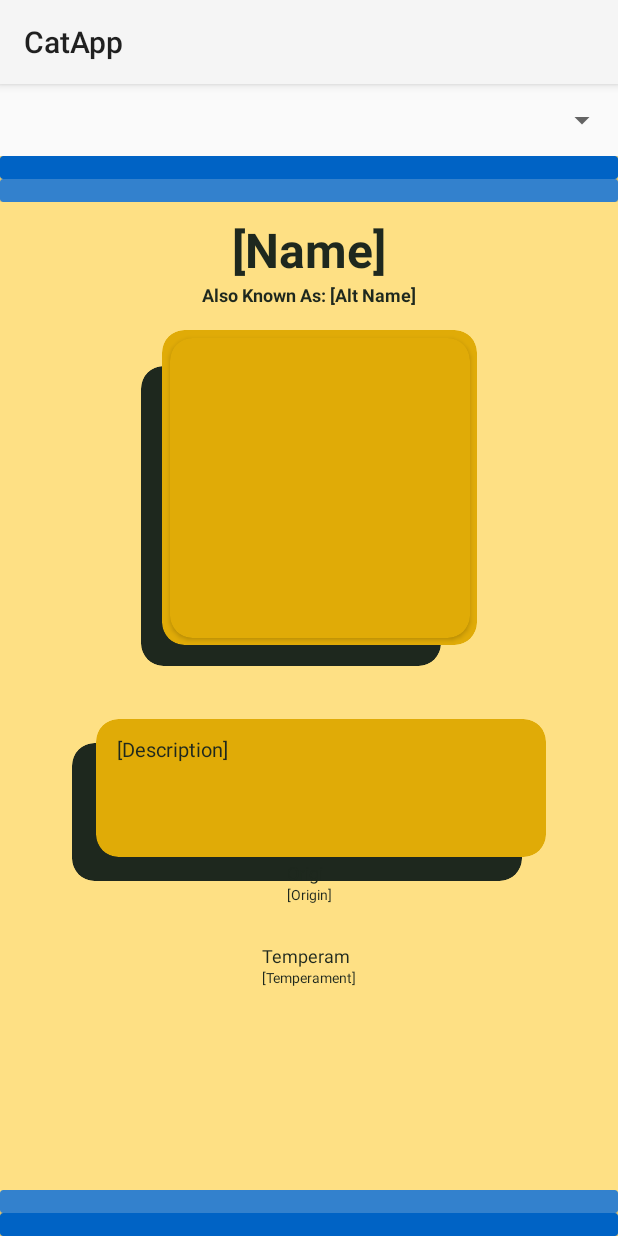
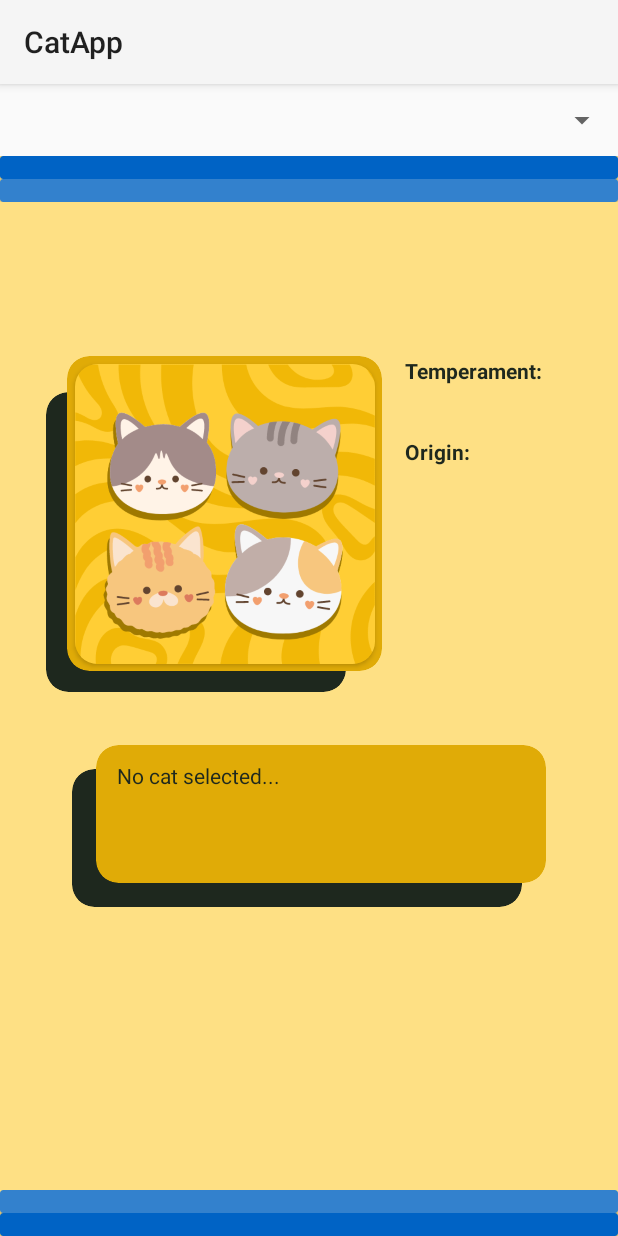
Before and after one commit to woodsj1206/Cat-App, an Android app: the screen it shows after launch (MainActivity), on a phone screen of 412 x 824 dp. Run offline under Robolectric (Android 15) with nearby library versions, the phone set to English and light mode, and no system bars; our stand-ins replace Volley; network calls fail; pictures from the network do not load.

Commit message:
Updated the App
- Updated the UI.

```diff
--- a/app/build.gradle.kts
+++ b/app/build.gradle.kts
@@ -44,6 +44,7 @@ dependencies {
     implementation("androidx.appcompat:appcompat:1.6.1")
     implementation("com.google.android.material:material:1.11.0")
     implementation("androidx.constraintlayout:constraintlayout:2.1.4")
+    implementation("androidx.legacy:legacy-support-v4:1.0.0")
     testImplementation("junit:junit:4.13.2")
     androidTestImplementation("androidx.test.ext:junit:1.1.5")
     androidTestImplementation("androidx.test.espresso:espresso-core:3.5.1")
--- a/app/src/main/java/com/example/catapp/CatInformationFragment.kt
+++ b/app/src/main/java/com/example/catapp/CatInformationFragment.kt
@@ -14,7 +14,6 @@ import com.example.catapp.databinding.FragmentCatInformationBinding
 import org.json.JSONArray
 import org.json.JSONObject
 import com.bumptech.glide.Glide
-
 
 class CatInformationFragment : Fragment() {
     private val sharedViewModel: SharedViewModel by activityViewModels()
@@ -62,20 +61,19 @@ class CatInformationFragment : Fragment() {
         val queue = Volley.newRequestQueue(context)
         val url = "https://api.thecatapi.com/v1/images/search?api_key=${apiKey}&breeds_id=${sharedViewModel.catBreeds.value?.get(selectedItem)?.getString("id")}"
 
+        var imageUrl = ""
         val stringRequest = StringRequest(
             Request.Method.GET, url,
             { response ->
                 val catImageArray: JSONArray = JSONArray(response)
                 if (catImageArray.length() > 0) {
                     val catImage: JSONObject = catImageArray.getJSONObject(0)
-                    var imageUrl = ""
 
                     if(catImage.has("url")){
                         imageUrl = catImage.getString("url")
+                        Glide.with(requireContext()).load(imageUrl).into(binding.ivCatImage)
+                        sharedViewModel.setCatImageUrl(imageUrl)
                     }
-
-                    Glide.with(requireContext()).load(imageUrl).into(binding.ivCatImage)
-                    sharedViewModel.setCatImageUrl(imageUrl)
                 }
             },
             { Log.e("CatApp", "FAILED TO GET RESPONSE") })
@@ -103,7 +101,12 @@ class CatInformationFragment : Fragment() {
             binding.tvCatDescription.text = if(it.has("description")) it.getString("description") else ""
         }
 
+        binding.ivCatImage.setImageResource(R.drawable.cat_app_placeholder)
+
         val imageUrl = sharedViewModel.catImageUrl.value
-        Glide.with(requireContext()).load(imageUrl).into(binding.ivCatImage)
+
+        if(!imageUrl.isNullOrEmpty()){
+            Glide.with(requireContext()).load(imageUrl).into(binding.ivCatImage)
+        }
     }
 }
--- a/app/src/main/res/layout/fragment_cat_information.xml
+++ b/app/src/main/res/layout/fragment_cat_information.xml
@@ -58,7 +58,6 @@
                 android:id="@+id/tvCatName"
                 android:layout_width="match_parent"
                 android:layout_height="wrap_content"
-                android:text="[Name]"
                 android:textAlignment="center"
                 android:textColor="@color/text_color"
                 android:textSize="32sp"
@@ -68,15 +67,18 @@
                 android:id="@+id/tvCatAltName"
                 android:layout_width="match_parent"
                 android:layout_height="wrap_content"
-                android:text="Also Known As: [Alt Name]"
                 android:textAlignment="center"
                 android:textColor="@color/text_color"
-                android:textSize="12sp"
                 android:textStyle="bold" />
 
             <Space
                 android:layout_width="match_parent"
-                android:layout_height="15dp" />
+                android:layout_height="30dp" />
+
+            <LinearLayout
+                android:layout_width="wrap_content"
+                android:layout_height="wrap_content"
+                android:orientation="horizontal">
 
                 <androidx.cardview.widget.CardView
                     android:id="@+id/cvCatImagePanel"
@@ -139,7 +141,8 @@
                                             app:layout_constraintHorizontal_bias="0.0"
                                             app:layout_constraintStart_toStartOf="parent"
                                             app:layout_constraintTop_toTopOf="parent"
-                                        app:layout_constraintVertical_bias="0.0" />
+                                            app:layout_constraintVertical_bias="0.0"
+                                            app:srcCompat="@drawable/cat_app_placeholder" />
                                     </androidx.constraintlayout.widget.ConstraintLayout>
                                 </androidx.cardview.widget.CardView>
                             </androidx.constraintlayout.widget.ConstraintLayout>
@@ -148,6 +151,63 @@
                     </androidx.constraintlayout.widget.ConstraintLayout>
 
                 </androidx.cardview.widget.CardView>
+
+                <Space
+                    android:layout_width="15dp"
+                    android:layout_height="match_parent"
+                    android:layout_weight="1" />
+
+                <androidx.core.widget.NestedScrollView
+                    android:layout_width="match_parent"
+                    android:layout_height="match_parent" >
+
+                    <LinearLayout
+                        android:id="@+id/llCatImageInfo"
+                        android:layout_width="95dp"
+                        android:layout_height="wrap_content"
+                        android:orientation="vertical">
+
+                        <TextView
+                            android:id="@+id/tvTemperamentText"
+                            android:layout_width="match_parent"
+                            android:layout_height="wrap_content"
+                            android:text="Temperament:"
+                            android:textColor="@color/text_color"
+                            android:textStyle="bold" />
+
+                        <TextView
+                            android:id="@+id/tvCatTemperament"
+                            android:layout_width="wrap_content"
+                            android:layout_height="match_parent"
+                            android:textColor="@color/text_color" />
+
+                        <Space
+                            android:layout_width="match_parent"
+                            android:layout_height="15dp" />
+
+                        <TextView
+                            android:id="@+id/tvOriginText"
+                            android:layout_width="match_parent"
+                            android:layout_height="wrap_content"
+                            android:text="Origin:"
+                            android:textColor="@color/text_color"
+                            android:textStyle="bold" />
+
+                        <TextView
+                            android:id="@+id/tvCatOrigin"
+                            android:layout_width="match_parent"
+                            android:layout_height="wrap_content"
+                            android:textColor="@color/text_color" />
+
+                    </LinearLayout>
+                </androidx.core.widget.NestedScrollView>
+
+                <Space
+                    android:layout_width="15dp"
+                    android:layout_height="match_parent"
+                    android:layout_weight="1" />
+
+            </LinearLayout>
 
             <Space
                 android:layout_width="match_parent"
@@ -190,7 +250,7 @@
                             android:layout_width="match_parent"
                             android:layout_height="match_parent">
 
-                            <ScrollView
+                            <androidx.core.widget.NestedScrollView
                                 android:layout_width="272dp"
                                 android:layout_height="71.5dp"
                                 android:fadeScrollbars="false"
@@ -202,11 +262,10 @@
                                 <TextView
                                     android:id="@+id/tvCatDescription"
                                     android:layout_width="match_parent"
-                                    android:layout_height="match_parent"
-                                    android:text="[Description]"
-                                    android:textColor="@color/text_color"
-                                    android:textSize="13.5sp" />
-                            </ScrollView>
+                                    android:layout_height="wrap_content"
+                                    android:text="No cat selected..."
+                                    android:textColor="@color/text_color" />
+                            </androidx.core.widget.NestedScrollView>
 
                         </androidx.constraintlayout.widget.ConstraintLayout>
                     </androidx.cardview.widget.CardView>
@@ -249,59 +308,4 @@
 
     </LinearLayout>
 
-    <LinearLayout
-        android:id="@+id/linearLayout"
-        android:layout_width="wrap_content"
-        android:layout_height="wrap_content"
-        android:orientation="vertical"
-        app:layout_constraintBottom_toBottomOf="parent"
-        app:layout_constraintEnd_toEndOf="parent"
-        app:layout_constraintStart_toStartOf="parent"
-        app:layout_constraintTop_toTopOf="parent"
-        app:layout_constraintVertical_bias="0.68">
-
-        <TextView
-            android:id="@+id/textView"
-            android:layout_width="match_parent"
-            android:layout_height="wrap_content"
-            android:text="Origin:"
-            android:textColor="@color/text_color"
-            android:textSize="12sp" />
-
-        <TextView
-            android:id="@+id/tvCatOrigin"
-            android:layout_width="wrap_content"
-            android:layout_height="wrap_content"
-            android:text="[Origin]"
-            android:textColor="@color/text_color"
-            android:textSize="9sp" />
-    </LinearLayout>
-
-    <LinearLayout
-        android:layout_width="wrap_content"
-        android:layout_height="wrap_content"
-        android:orientation="vertical"
-        app:layout_constraintBottom_toBottomOf="parent"
-        app:layout_constraintEnd_toEndOf="parent"
-        app:layout_constraintStart_toStartOf="parent"
-        app:layout_constraintTop_toTopOf="parent"
-        app:layout_constraintVertical_bias="0.76">
-
-        <TextView
-            android:id="@+id/textView2"
-            android:layout_width="match_parent"
-            android:layout_height="wrap_content"
-            android:text="Temperament:"
-            android:textColor="@color/text_color"
-            android:textSize="12sp" />
-
-        <TextView
-            android:id="@+id/tvCatTemperament"
-            android:layout_width="wrap_content"
-            android:layout_height="wrap_content"
-            android:text="[Temperament]"
-            android:textColor="@color/text_color"
-            android:textSize="9sp" />
-    </LinearLayout>
-
 </androidx.constraintlayout.widget.ConstraintLayout>
```
Also changed, not shown: app/src/main/res/drawable/cat_app_placeholder.png (added). Lines whose indentation alone changed are shown as unchanged.
